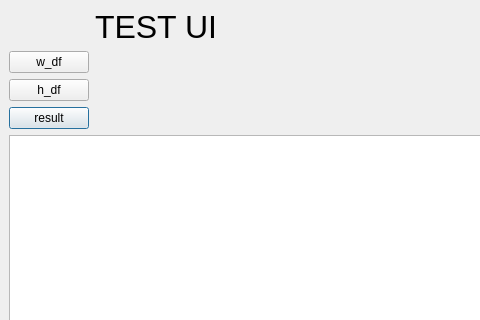
The window that sonuclar.ui (emirkyz/topic_model_ui) describes before a commit, drawn with Qt 5; both pictures show x 0 to 480 and y 0 to 320 of the 939 by 563 pixel window.
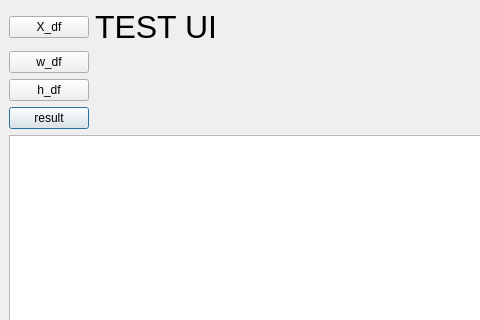
The same window after the commit.

Diff of the .ui file:
```diff
--- a/sonuclar.ui
+++ b/sonuclar.ui
@@ -108,6 +108,13 @@
       </property>
      </widget>
     </item>
+    <item row="1" column="0">
+     <widget class="QPushButton" name="x_buton">
+      <property name="text">
+       <string>X_df</string>
+      </property>
+     </widget>
+    </item>
    </layout>
   </widget>
  </widget>
```
